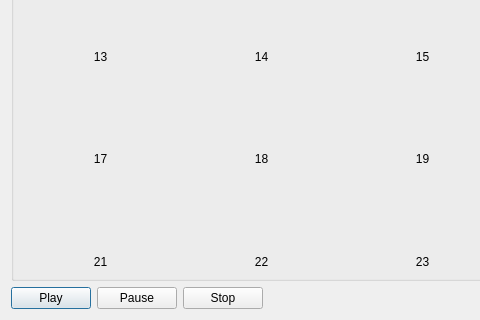
This is CLAM/plugins/spacialization/example-data/speakerLocalization.ui in clam-project/clam as Qt 5 draws it before an edit; both pictures show x 0 to 480 and y 381 to 701 of the 855 by 701 pixel window. The edited form follows.
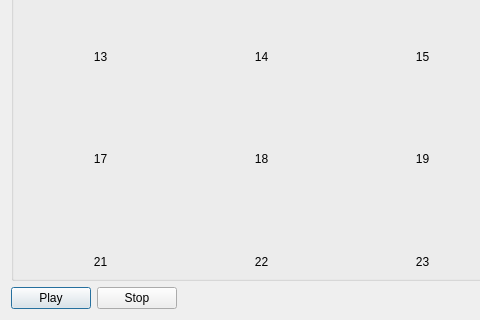
This is the edited form. Custom widgets are drawn as their Qt base class.

Commit message: * speakerLocalization: pause is not needed, close works

```diff
--- a/CLAM/plugins/spacialization/example-data/speakerLocalization.ui
+++ b/CLAM/plugins/spacialization/example-data/speakerLocalization.ui
@@ -776,13 +776,6 @@
        </property>
       </widget>
      </item>
-     <item>
-      <widget class="QPushButton" name="PauseButton" >
-       <property name="text" >
-        <string>Pause</string>
-       </property>
-      </widget>
-     </item>
      <item>
       <widget class="QPushButton" name="StopButton" >
        <property name="text" >
```
Left out of the diff: 19 changed lines with no effect on the pictures.
